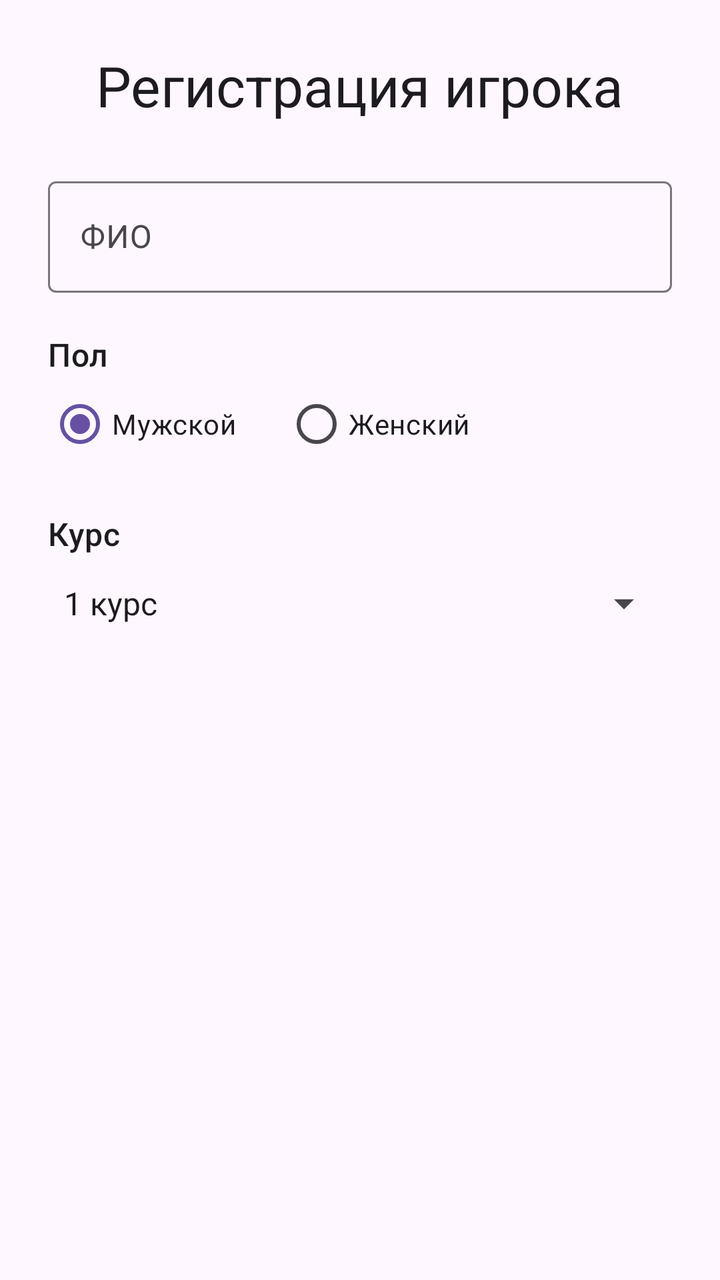
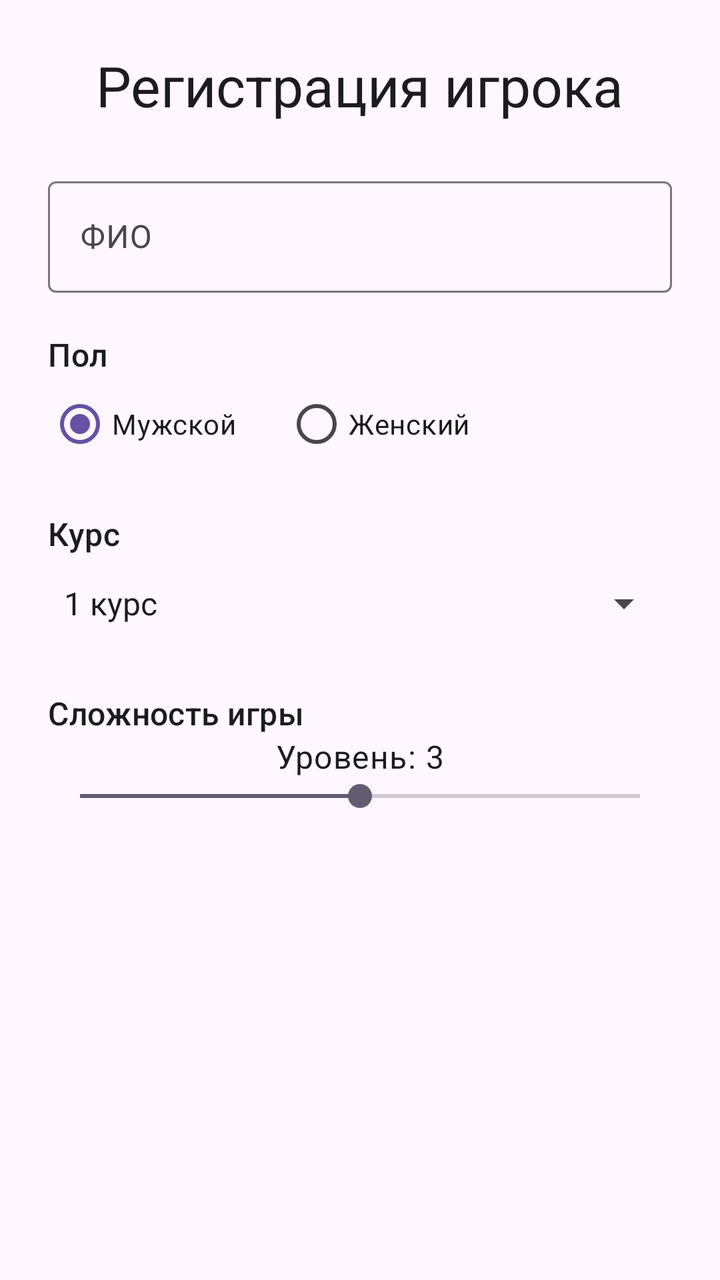

An Android layout rendered at two revisions. The XML below is the earlier revision; the diff shows what the commit changed to produce the second picture.
<!-- AndroidManifest.xml: application theme Theme.GameZhukii -->
<!-- res/layout/activity_main.xml -->
<?xml version="1.0" encoding="utf-8"?>
<ScrollView xmlns:android="http://schemas.android.com/apk/res/android"
    xmlns:tools="http://schemas.android.com/tools"
    android:id="@+id/main"
    android:layout_width="match_parent"
    android:layout_height="match_parent"
    android:fillViewport="true"
    tools:context=".MainActivity">

    <LinearLayout
        android:layout_width="match_parent"
        android:layout_height="wrap_content"
        android:orientation="vertical"
        android:padding="24dp">

        <TextView
            android:layout_width="wrap_content"
            android:layout_height="wrap_content"
            android:layout_gravity="center_horizontal"
            android:layout_marginBottom="24dp"
            android:text="@string/registration_title"
            android:textAppearance="@style/TextAppearance.Material3.HeadlineMedium" />

        <com.google.android.material.textfield.TextInputLayout
            android:layout_width="match_parent"
            android:layout_height="wrap_content"
            android:hint="@string/full_name">

            <com.google.android.material.textfield.TextInputEditText
                android:id="@+id/fullNameInput"
                android:layout_width="match_parent"
                android:layout_height="wrap_content"
                android:inputType="textCapWords"
                android:maxLines="1" />
        </com.google.android.material.textfield.TextInputLayout>

        <TextView
            android:layout_width="wrap_content"
            android:layout_height="wrap_content"
            android:layout_marginTop="20dp"
            android:text="@string/gender"
            android:textAppearance="@style/TextAppearance.Material3.TitleMedium" />

        <RadioGroup
            android:id="@+id/genderGroup"
            android:layout_width="match_parent"
            android:layout_height="wrap_content"
            android:orientation="horizontal">

            <RadioButton
                android:id="@+id/maleRadioButton"
                android:layout_width="wrap_content"
                android:layout_height="wrap_content"
                android:checked="true"
                android:text="@string/male" />

            <RadioButton
                android:id="@+id/femaleRadioButton"
                android:layout_width="wrap_content"
                android:layout_height="wrap_content"
                android:layout_marginStart="24dp"
                android:text="@string/female" />
        </RadioGroup>

        <TextView
            android:layout_width="wrap_content"
            android:layout_height="wrap_content"
            android:layout_marginTop="20dp"
            android:text="@string/course"
            android:textAppearance="@style/TextAppearance.Material3.TitleMedium" />

        <Spinner
            android:id="@+id/courseSpinner"
            android:layout_width="match_parent"
            android:layout_height="48dp"
            android:entries="@array/courses"
            android:spinnerMode="dropdown" />

    </LinearLayout>
</ScrollView>
<!-- resources referenced by this layout -->
<resources>
  <string-array name="courses">
          <item>1 курс</item>
          <item>2 курс</item>
          <item>3 курс</item>
          <item>4 курс</item>
          <item>5 курс</item>
      </string-array>
  <string name="course">Курс</string>
  <string name="female">Женский</string>
  <string name="full_name">ФИО</string>
  <string name="gender">Пол</string>
  <string name="male">Мужской</string>
  <string name="registration_title">Регистрация игрока</string>
  <style name="Theme.GameZhukii" parent="Base.Theme.GameZhukii" />
  <style name="Base.Theme.GameZhukii" parent="Theme.Material3.DayNight.NoActionBar">
          
          
      </style>
</resources>

<!-- the commit's change to res/layout/activity_main.xml (unified diff, before → after) -->
@@ -76,5 +76,27 @@
             android:entries="@array/courses"
             android:spinnerMode="dropdown" />
 
+        <TextView
+            android:layout_width="wrap_content"
+            android:layout_height="wrap_content"
+            android:layout_marginTop="20dp"
+            android:text="@string/difficulty"
+            android:textAppearance="@style/TextAppearance.Material3.TitleMedium" />
+
+        <TextView
+            android:id="@+id/difficultyValue"
+            android:layout_width="wrap_content"
+            android:layout_height="wrap_content"
+            android:layout_gravity="center_horizontal"
+            android:text="@string/difficulty_default"
+            android:textAppearance="@style/TextAppearance.Material3.BodyLarge" />
+
+        <SeekBar
+            android:id="@+id/difficultySeekBar"
+            android:layout_width="match_parent"
+            android:layout_height="wrap_content"
+            android:max="4"
+            android:progress="2" />
+
     </LinearLayout>
 </ScrollView>
<!-- resource entries referenced after the edit -->
@@ -8,6 +8,8 @@
           <item>5 курс</item>
       </string-array>
   <string name="course">Курс</string>
+  <string name="difficulty">Сложность игры</string>
+  <string name="difficulty_default">Уровень: 3</string>
   <string name="female">Женский</string>
   <string name="full_name">ФИО</string>
   <string name="gender">Пол</string>
